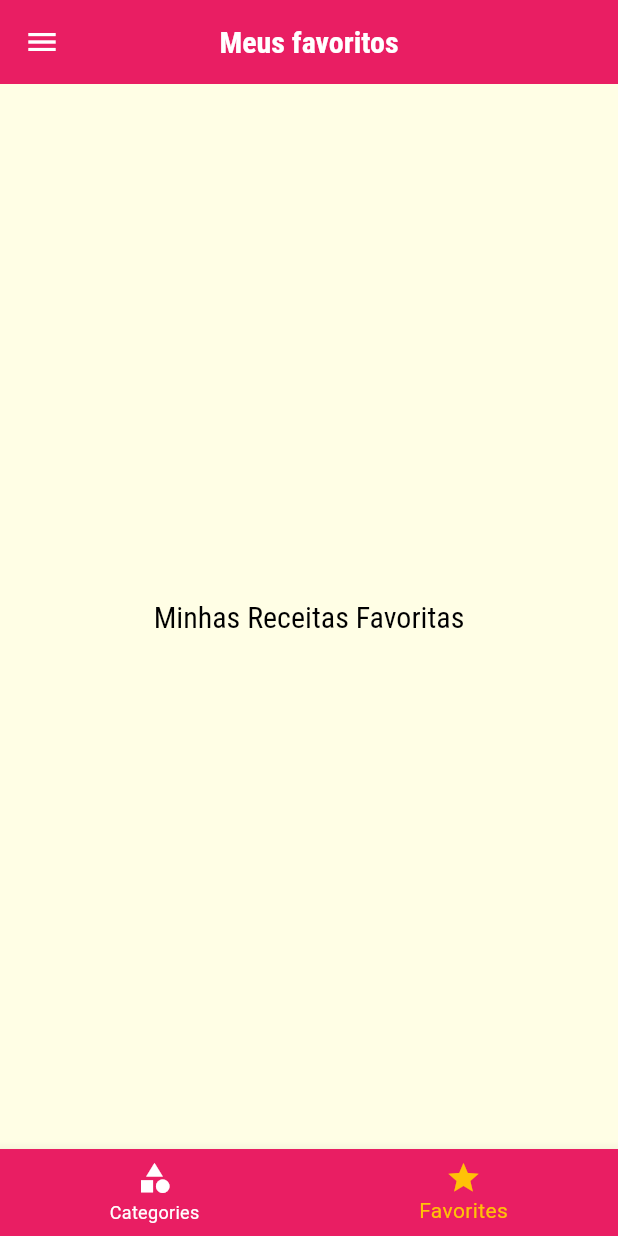
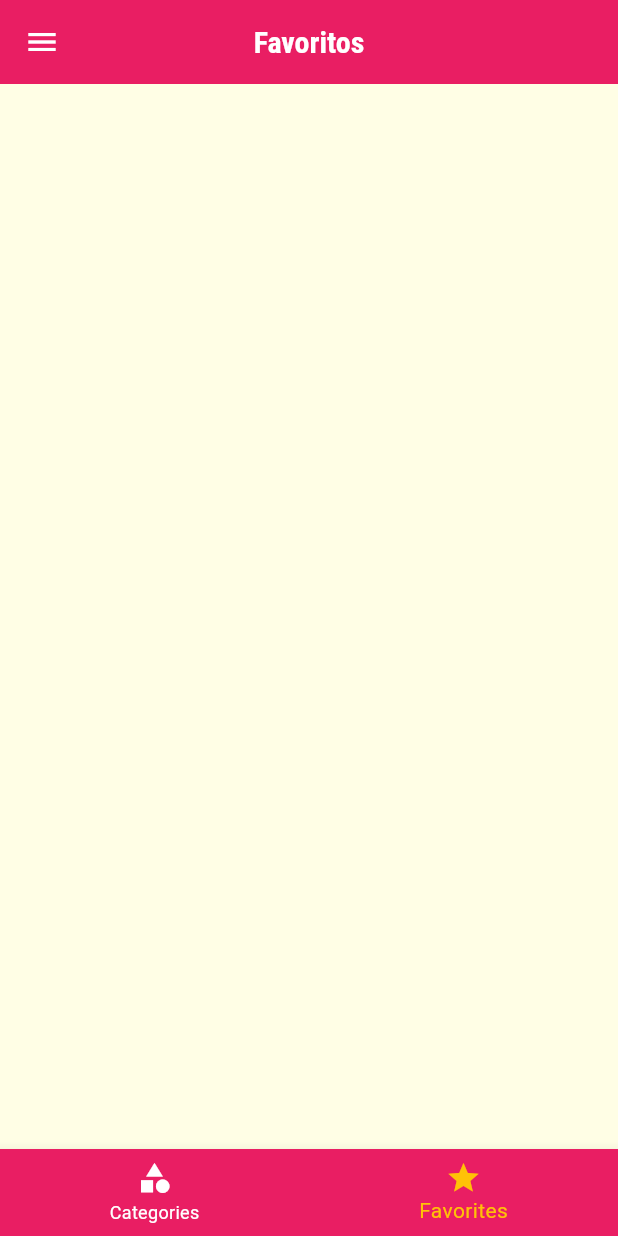
Before and after one commit to jonasaugust1/meals_flutter, a Flutter app: the screen it shows after launch, item 2 of the bottom bar chosen, on a phone screen of 412 x 824 dp. Run offline on Flutter 3.47's test engine with Material 3 defaults, Android fonts, the phone set to English and light mode, and no system bars.

Commit message:
feat: Adding favorites

```diff
--- a/lib/main.dart
+++ b/lib/main.dart
@@ -18,7 +18,7 @@ class MyApp extends StatefulWidget {
 }
 
 class _MyAppState extends State<MyApp> {
-  List<Meal> _favoriteMeals = [];
+  final List<Meal> _favoriteMeals = [];
 
   Settings _settings = Settings(
     isGlutenFree: false,
@@ -41,6 +41,41 @@ class _MyAppState extends State<MyApp> {
 
         return isGlutenFree || isLactoseFree || isVegan || isVegetarian;
       }).toList();
+    });
+  }
+
+  _showSnackBarMessage(
+    BuildContext context,
+    String message,
+    {Color? backgroundColor}
+  )
+  {
+    ScaffoldMessenger.of(context).showSnackBar(
+      SnackBar(
+        content: Text(message),
+        duration: const Duration(seconds: 2),
+        backgroundColor: backgroundColor,
+      ),
+    );
+  }
+
+  _addFavoriteMeal(BuildContext context, Meal meal) {
+    setState(() {
+      if (!_favoriteMeals.contains(meal)) {
+        _favoriteMeals.add(meal);
+
+        _showSnackBarMessage(
+          context,
+          '${meal.title} adicionado aos favoritos!'
+        );
+      }
+      else {
+        _showSnackBarMessage(
+          context,
+          '${meal.title} já está nos favoritos!',
+          backgroundColor: Theme.of(context).colorScheme.error
+        );
+      }
     });
   }
 
@@ -82,10 +117,10 @@ class _MyAppState extends State<MyApp> {
         ),
       ),
       routes: {
-        TabsScreen.routeName: (ctx) => const TabsScreen(),
+        TabsScreen.routeName: (ctx) => TabsScreen(favoriteMeals: _favoriteMeals),
         CategoriesScreen.routeName: (ctx) => CategoriesScreen(),
         CategoriesMealsScreen.routeName: (ctx) => CategoriesMealsScreen(meals: _availableMeals),
-        MealDetailScreen.routeName: (ctx) => MealDetailScreen(),
+        MealDetailScreen.routeName: (ctx) => MealDetailScreen(onFavoriteMeal: _addFavoriteMeal),
         SettingsScreen.routeName: (ctx) => SettingsScreen(
           settings: _settings,
           onSettingsChanged: _filterMeals
--- a/lib/screens/favorite_screen.dart
+++ b/lib/screens/favorite_screen.dart
@@ -1,17 +1,21 @@
 import 'package:flutter/material.dart';
+import 'package:meals/models/meal.dart';
 
 class FavoriteScreen extends StatelessWidget {
-  const FavoriteScreen({super.key});
+  const FavoriteScreen({super.key, required this.favoriteMeals});
 
   static const routeName = '/favorites';
+  final List<Meal> favoriteMeals;
 
   @override
   Widget build(BuildContext context) {
-    return Center(
-      child: Text(
-        'Minhas Receitas Favoritas',
-        style: Theme.of(context).textTheme.titleLarge,
-      ),
+    return ListView.builder(
+      itemCount: favoriteMeals.length,
+      itemBuilder: (context, index) {
+        return ListTile(
+          title: Text(favoriteMeals[index].title),
+        );
+      },
     );
   }
 }
--- a/lib/screens/tabs_screen.dart
+++ b/lib/screens/tabs_screen.dart
@@ -1,11 +1,14 @@
 import 'package:flutter/material.dart';
 import 'package:meals/components/app_drawer.dart';
+import 'package:meals/models/meal.dart';
 import 'package:meals/screens/categories_screen.dart';
 import 'package:meals/screens/favorite_screen.dart';
 
 class TabsScreen extends StatefulWidget {
-  const TabsScreen({super.key});
+  const TabsScreen({super.key, required this.favoriteMeals});
   static const routeName = '/';
+
+  final List<Meal> favoriteMeals;
 
   @override
   State<TabsScreen> createState() => _TabsScreenState();
@@ -14,10 +17,22 @@ class TabsScreen extends StatefulWidget {
 class _TabsScreenState extends State<TabsScreen> {
   int _selectedScreenIndex = 0;
 
-  final List<Map<String, Widget>> _screens = [
-    {'title': const Text('Vamos cozinhar?'), 'screen': const CategoriesScreen()},
-    {'title': const Text('Meus favoritos'), 'screen': const FavoriteScreen()},
-  ];
+  late List<Map<String, Widget>> _screens;
+
+  @override
+  void initState() {
+    super.initState();
+    _screens = [
+      {
+        'screen': CategoriesScreen(),
+        'title': const Text('Categorias'),
+      },
+      {
+        'screen': FavoriteScreen(favoriteMeals: widget.favoriteMeals),
+        'title': const Text('Favoritos'),
+      },
+    ];
+  }
 
   _selectScreen(int index) {
     setState(() {
```
Also changed, not shown: lib/screens/meal_detail_screen.dart (+4 -10 lines).
